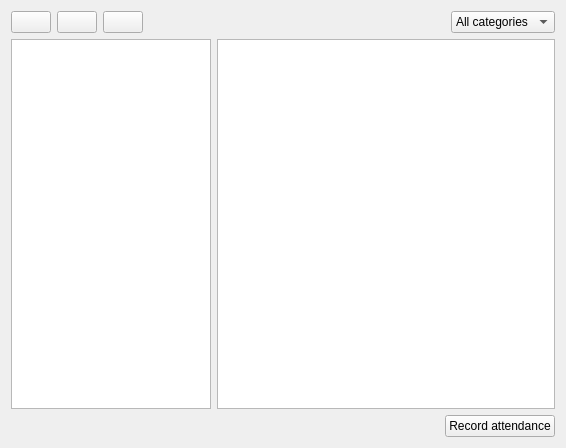
Above: src/ui/trainingstab.ui from mige/Floco before the change. Below: the same form after it.
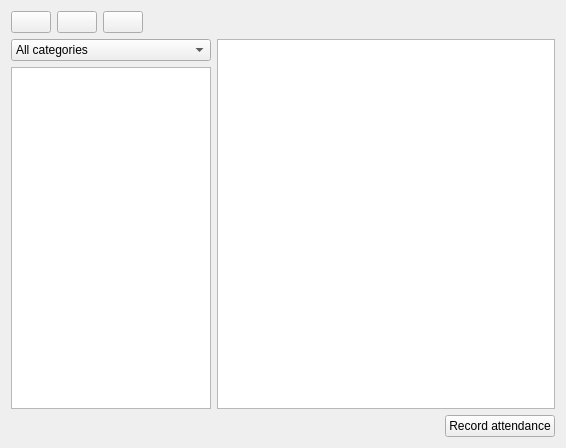
That is the form after the change. Icons and pictures are not drawn.

What changed in the file:
```diff
--- a/src/ui/trainingstab.ui
+++ b/src/ui/trainingstab.ui
@@ -13,7 +13,7 @@
   <property name="windowTitle">
    <string>Form</string>
   </property>
-  <layout class="QVBoxLayout" name="verticalLayout">
+  <layout class="QVBoxLayout" name="verticalLayout_2">
    <item>
     <layout class="QHBoxLayout" name="horizontalLayout">
      <item>
@@ -89,6 +89,12 @@
        </property>
       </spacer>
      </item>
+    </layout>
+   </item>
+   <item>
+    <layout class="QHBoxLayout" name="horizontalLayout_3">
+     <item>
+      <layout class="QVBoxLayout" name="verticalLayout">
      <item>
       <widget class="QComboBox" name="comboBox">
        <item>
@@ -98,10 +104,6 @@
        </item>
       </widget>
      </item>
-    </layout>
-   </item>
-   <item>
-    <layout class="QHBoxLayout" name="horizontalLayout_3">
      <item>
       <widget class="QListView" name="listView">
        <property name="maximumSize">
@@ -114,6 +116,8 @@
         <set>QAbstractItemView::NoEditTriggers</set>
        </property>
       </widget>
+       </item>
+      </layout>
      </item>
      <item>
       <widget class="QTreeView" name="treeView">
```
Lines whose indentation alone changed are shown as unchanged.
